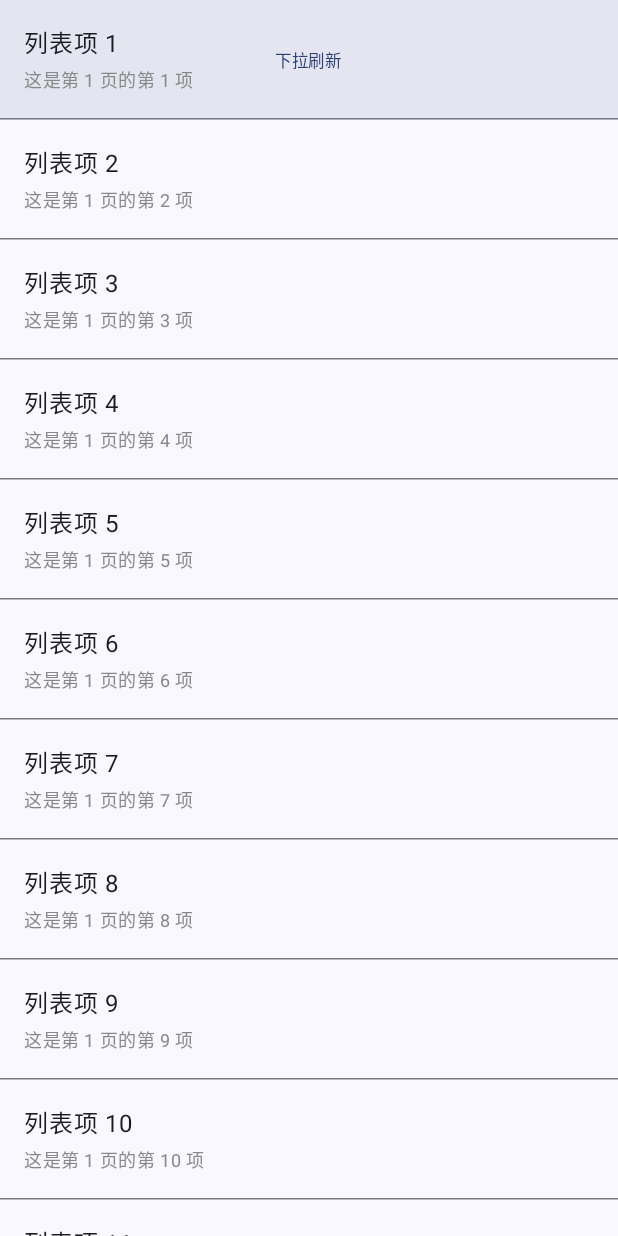
After one commit to DingYong4223/HelloDemo, an Android app built with Jetpack Compose: the PullRefreshScreenActivity screen opened directly, with no data from a screen before it, on a phone screen of 412 x 824 dp. The commit adds this screen. Run offline under Robolectric (Android 15) with nearby library versions, the phone set to English and light mode, and no system bars.

Commit message:
compose下拉刷新页面

```diff
--- a/androidApp/src/main/AndroidManifest.xml
+++ b/androidApp/src/main/AndroidManifest.xml
@@ -65,6 +65,10 @@
             android:name=".compose.CmpListActivity"
             android:exported="false"
             android:theme="@style/Theme.HelloDelanding" />
+        <activity
+            android:name=".compose.PullRefreshScreenActivity"
+            android:exported="false"
+            android:theme="@style/Theme.HelloDelanding" />
     </application>
 
 </manifest>
--- a/androidApp/src/main/java/com/hello/android/MainActivity.kt
+++ b/androidApp/src/main/java/com/hello/android/MainActivity.kt
@@ -36,10 +36,6 @@ class MainActivity : ComponentActivity() {
             SimpleItem(0, "内存泄漏"),
             SimpleItem(1, "KOTLIN实验"),
             SimpleItem(2, "Compose实现"),
-            SimpleItem(3, "处理用户点击事件"),
-            SimpleItem(4, "美化应用界面"),
-            SimpleItem(5, "发布应用到市场"),
-            SimpleItem(6, "持续学习与进步")
         )
 
         setContent {
--- a/androidApp/src/main/java/com/hello/android/compose/ComposeListActivity.kt
+++ b/androidApp/src/main/java/com/hello/android/compose/ComposeListActivity.kt
@@ -31,7 +31,8 @@ class ComposeListActivity : ComponentActivity() {
             ComposeItem(1, "View视图中嵌套Compose视图"),
             ComposeItem(2, "Compose下拉刷新于上拉加载"),
             ComposeItem(3, "CMP Demo Page"),
-            ComposeItem(4, "CMP列表下拉刷新")
+            ComposeItem(4, "CMP列表下拉刷新"),
+            ComposeItem(5, "CMP整体页面下拉刷新")
         )
 
         setContent {
@@ -61,6 +62,10 @@ class ComposeListActivity : ComponentActivity() {
                                 }
                                 4 -> {
                                     val intent = Intent(context, CmpListActivity::class.java)
+                                    context.startActivity(intent)
+                                }
+                                5 -> {
+                                    val intent = Intent(context, PullRefreshScreenActivity::class.java)
                                     context.startActivity(intent)
                                 }
                             }
--- /dev/null
+++ b/androidApp/src/main/java/com/hello/android/compose/PullRefreshScreenActivity.kt
@@ -0,0 +1,31 @@
+package com.hello.android.compose
+
+import android.os.Bundle
+import androidx.activity.ComponentActivity
+import androidx.activity.compose.setContent
+import androidx.activity.enableEdgeToEdge
+import androidx.compose.material3.Scaffold
+import androidx.compose.runtime.Composable
+import androidx.compose.ui.Modifier
+import com.hello.android.ui.theme.HelloDelandingTheme
+import com.hello.shared.PullRefreshScreen
+
+class PullRefreshScreenActivity : ComponentActivity() {
+    override fun onCreate(savedInstanceState: Bundle?) {
+        super.onCreate(savedInstanceState)
+        enableEdgeToEdge()
+
+        setContent {
+            HelloDelandingTheme {
+                Scaffold { innerPadding ->
+                    PullRefreshScreenWrapper(modifier = Modifier)
+                }
+            }
+        }
+    }
+}
+
+@Composable
+fun PullRefreshScreenWrapper(modifier: Modifier = Modifier) {
+    PullRefreshScreen()
+}
--- /dev/null
+++ b/shared/src/commonMain/kotlin/com/hello/shared/PullRefreshScreen.kt
@@ -0,0 +1,253 @@
+package com.hello.shared
+
+import androidx.compose.foundation.background
+import androidx.compose.foundation.layout.Box
+import androidx.compose.foundation.layout.Column
+import androidx.compose.foundation.layout.fillMaxSize
+import androidx.compose.foundation.layout.fillMaxWidth
+import androidx.compose.foundation.layout.height
+import androidx.compose.foundation.layout.offset
+import androidx.compose.foundation.layout.padding
+import androidx.compose.foundation.lazy.LazyColumn
+import androidx.compose.foundation.lazy.items
+import androidx.compose.foundation.lazy.rememberLazyListState
+import androidx.compose.material.ExperimentalMaterialApi
+import androidx.compose.material.pullrefresh.pullRefresh
+import androidx.compose.material.pullrefresh.rememberPullRefreshState
+import androidx.compose.material3.CircularProgressIndicator
+import androidx.compose.material3.HorizontalDivider
+import androidx.compose.material3.MaterialTheme
+import androidx.compose.material3.Text
+import androidx.compose.runtime.Composable
+import androidx.compose.runtime.LaunchedEffect
+import androidx.compose.runtime.MutableState
+import androidx.compose.runtime.mutableStateOf
+import androidx.compose.runtime.remember
+import androidx.compose.runtime.snapshotFlow
+import androidx.compose.ui.Alignment
+import androidx.compose.ui.Modifier
+import androidx.compose.ui.graphics.Color
+import androidx.compose.ui.unit.dp
+import kotlinx.coroutines.delay
+
+
+@OptIn(ExperimentalMaterialApi::class)
+@Composable
+fun PullRefreshScreen() {
+    val items = remember { mutableStateOf<List<ListItem>>(emptyList()) }
+    val isRefreshing = remember { mutableStateOf(false) }
+    val isLoadingMore = remember { mutableStateOf(false) }
+    val currentPage = remember { mutableStateOf(1) }
+    val lazyListState = rememberLazyListState()
+
+    // 初始化数据
+    LaunchedEffect(Unit) {
+        loadFirstPage(items, currentPage)
+    }
+
+    // 监听列表滚动，当滚动到底部时加载更多
+    LaunchedEffect(lazyListState) {
+        snapshotFlow { lazyListState.layoutInfo.visibleItemsInfo.lastOrNull()?.index }
+            .collect { lastVisibleIndex ->
+                if (lastVisibleIndex != null && lastVisibleIndex >= items.value.size - 3) {
+                    if (!isLoadingMore.value && currentPage.value < 5) {
+                        loadMoreData(items, currentPage, isLoadingMore)
+                    }
+                }
+            }
+    }
+
+    // 监听刷新状态
+    LaunchedEffect(isRefreshing.value) {
+        if (isRefreshing.value) {
+            delay(1000) // 模拟网络请求
+            loadFirstPage(items, currentPage)
+            isRefreshing.value = false
+        }
+    }
+
+    // 下拉刷新状态
+    val pullRefreshState = rememberPullRefreshState(
+        refreshing = isRefreshing.value,
+        onRefresh = {
+            isRefreshing.value = true
+        }
+    )
+
+    // 计算页面下移的距离（基于下拉进度）
+    // 最大下移距离为 80.dp（RefreshHeaderBox 的高度）
+    val offsetY = (pullRefreshState.progress * 80).dp
+
+    Box(
+        modifier = Modifier
+            .fillMaxSize()
+            .pullRefresh(pullRefreshState)
+    ) {
+        // 顶部 Loading 区 - 固定在顶部
+        RefreshHeaderBox(
+            refreshing = isRefreshing.value,
+            progress = pullRefreshState.progress,
+            modifier = Modifier
+                .align(Alignment.TopCenter)
+                .fillMaxWidth()
+        )
+
+        // 列表内容 - 随着下拉而下移
+        if (items.value.isEmpty() && !isRefreshing.value) {
+            // 空状态
+            Box(
+                modifier = Modifier
+                    .fillMaxSize()
+                    .offset(y = offsetY),
+                contentAlignment = Alignment.Center
+            ) {
+                Text("暂无数据")
+            }
+        } else {
+            // 列表 - 直接填满整个页面，并随下拉而下移
+            LazyColumn(
+                modifier = Modifier
+                    .fillMaxSize()
+                    .offset(y = offsetY),
+                state = lazyListState
+            ) {
+                items(items.value) { item ->
+                    PullListItemView(item = item)
+                    HorizontalDivider()
+                }
+
+                // 加载更多指示器
+                if (isLoadingMore.value) {
+                    item {
+                        Box(
+                            modifier = Modifier
+                                .fillMaxWidth()
+                                .padding(16.dp),
+                            contentAlignment = Alignment.Center
+                        ) {
+                            CircularProgressIndicator()
+                        }
+                    }
+                }
+            }
+        }
+    }
+}
+
+@Composable
+fun RefreshHeaderBox(
+    refreshing: Boolean,
+    progress: Float,
+    modifier: Modifier = Modifier
+) {
+    Box(
+        modifier = modifier
+            .height(80.dp)
+            .background(
+                color = MaterialTheme.colorScheme.primary.copy(alpha = 0.1f)
+            ),
+        contentAlignment = Alignment.Center
+    ) {
+        Column(
+            horizontalAlignment = Alignment.CenterHorizontally,
+            modifier = Modifier.padding(16.dp)
+        ) {
+            if (refreshing) {
+                // 刷新中显示加载动画
+                CircularProgressIndicator(
+                    modifier = Modifier
+                        .height(24.dp)
+                        .padding(bottom = 8.dp),
+                    strokeWidth = 2.dp
+                )
+                Text(
+                    text = "刷新中...",
+                    style = MaterialTheme.typography.labelSmall,
+                    color = MaterialTheme.colorScheme.primary
+                )
+            } else if (progress > 0) {
+                // 下拉中显示进度
+                CircularProgressIndicator(
+                    progress = { progress },
+                    modifier = Modifier
+                        .height(24.dp)
+                        .padding(bottom = 8.dp),
+                    strokeWidth = 2.dp
+                )
+                Text(
+                    text = if (progress >= 1f) "释放刷新" else "下拉刷新",
+                    style = MaterialTheme.typography.labelSmall,
+                    color = MaterialTheme.colorScheme.primary
+                )
+            } else {
+                // 初始状态
+                Text(
+                    text = "下拉刷新",
+                    style = MaterialTheme.typography.labelSmall,
+                    color = MaterialTheme.colorScheme.primary
+                )
+            }
+        }
+    }
+}
+
+@Composable
+fun PullListItemView(item: ListItem) {
+    Column(
+        modifier = Modifier
+            .fillMaxWidth()
+            .padding(16.dp)
+    ) {
+        Text(
+            text = item.title,
+            style = MaterialTheme.typography.bodyLarge
+        )
+        Text(
+            text = item.description,
+            style = MaterialTheme.typography.bodySmall,
+            color = Color.Gray,
+            modifier = Modifier.padding(top = 4.dp)
+        )
+    }
+}
+
+// 加载第一页数据
+private suspend fun loadFirstPage(
+    items: MutableState<List<ListItem>>,
+    currentPage: MutableState<Int>
+) {
+    delay(500) // 模拟网络请求
+    val newItems = (1..10).map { index ->
+        ListItem(
+            id = index,
+            title = "列表项 $index",
+            description = "这是第 1 页的第 $index 项"
+        )
+    }
+    items.value = newItems
+    currentPage.value = 1
+}
+
+// 加载更多数据
+private suspend fun loadMoreData(
+    items: MutableState<List<ListItem>>,
+    currentPage: MutableState<Int>,
+    isLoadingMore: MutableState<Boolean>
+) {
+    isLoadingMore.value = true
+    delay(1000) // 模拟网络请求
+
+    val nextPage = currentPage.value + 1
+    val startIndex = (nextPage - 1) * 10 + 1
+    val newItems = (startIndex until startIndex + 10).map { index ->
+        ListItem(
+            id = index,
+            title = "列表项 $index",
+            description = "这是第 $nextPage 页的第 ${index - (nextPage - 1) * 10} 项"
+        )
+    }
+
+    items.value = items.value + newItems
+    currentPage.value = nextPage
+    isLoadingMore.value = false
+}
```
